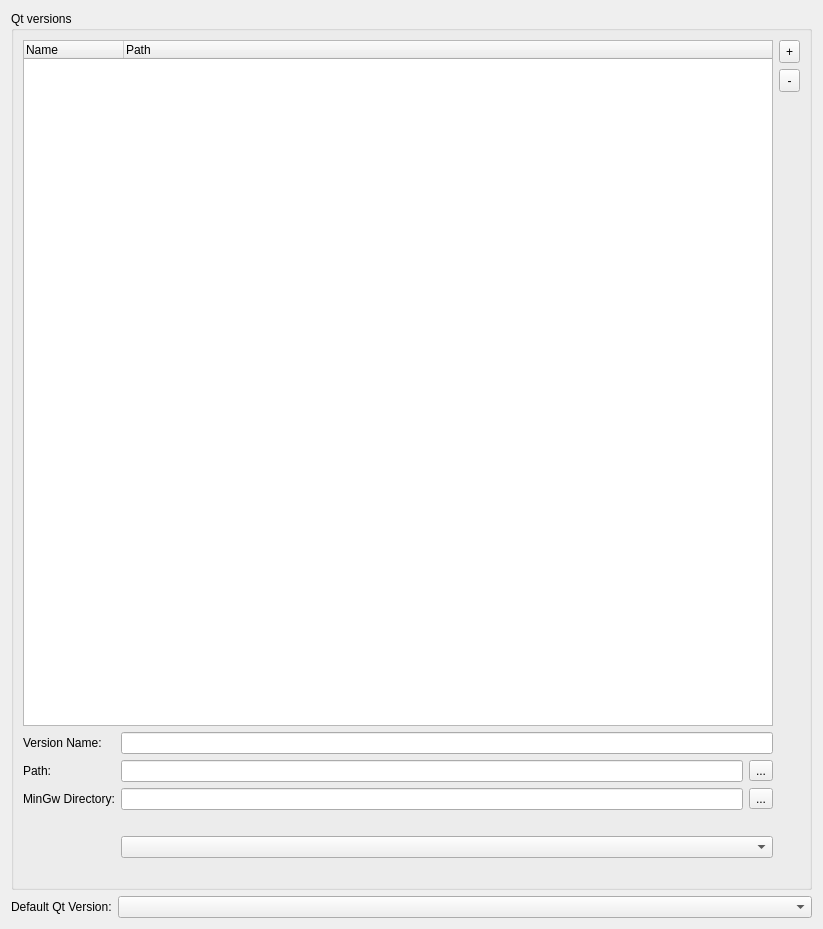
qt-creator/qt-creator, file src/plugins/qt4projectmanager/qtversionmanager.ui: the form before one commit.
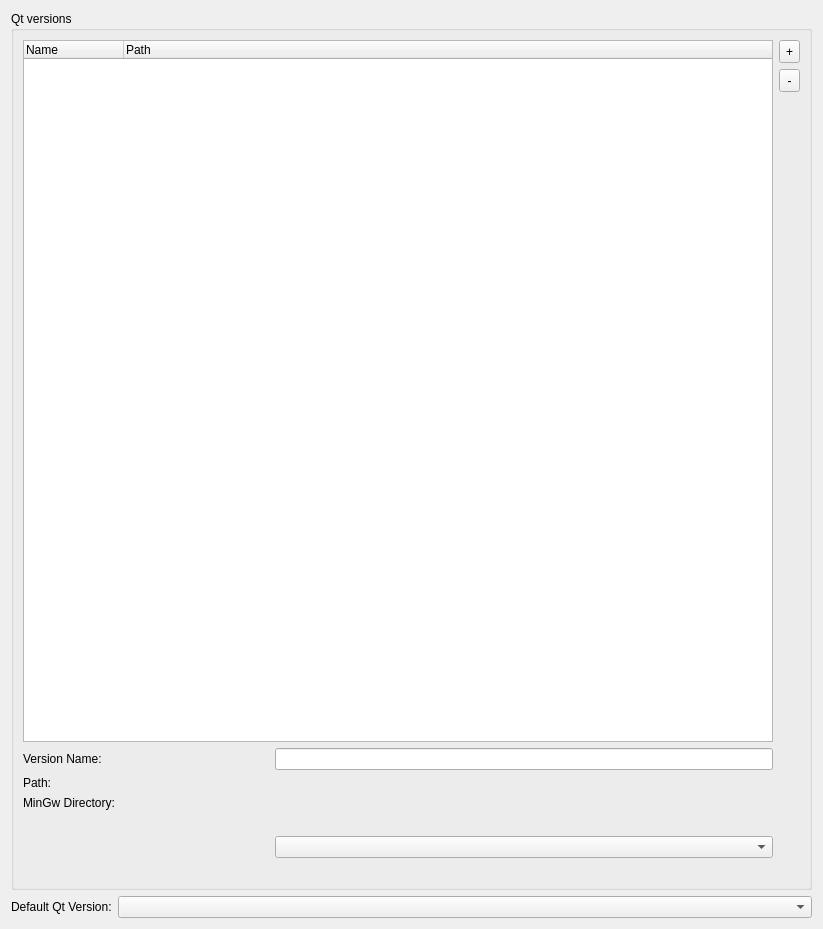
The form after the commit. Custom widgets are drawn as their Qt base class.

Commit message: PathChooser migration for Qt version config page

What changed in the file:
```diff
--- a/src/plugins/qt4projectmanager/qtversionmanager.ui
+++ b/src/plugins/qt4projectmanager/qtversionmanager.ui
@@ -109,16 +109,6 @@
         </property>
        </widget>
       </item>
-      <item row="2" column="1">
-       <widget class="QLineEdit" name="pathEdit"/>
-      </item>
-      <item row="2" column="2">
-       <widget class="QToolButton" name="browseButton">
-        <property name="text">
-         <string>...</string>
-        </property>
-       </widget>
-      </item>
       <item row="3" column="0">
        <widget class="QLabel" name="mingwLabel">
         <property name="text">
@@ -126,16 +116,6 @@
         </property>
        </widget>
       </item>
-      <item row="3" column="1">
-       <widget class="QLineEdit" name="mingwLineEdit"/>
-      </item>
-      <item row="3" column="2">
-       <widget class="QToolButton" name="mingwBrowseButton">
-        <property name="text">
-         <string>...</string>
-        </property>
-       </widget>
-      </item>
       <item row="4" column="0" colspan="3">
        <widget class="QLabel" name="msvcLabel">
         <property name="text">
@@ -153,6 +133,12 @@
       <item row="5" column="1" colspan="2">
        <widget class="QComboBox" name="msvcComboBox"/>
       </item>
+      <item row="2" column="1" colspan="2">
+       <widget class="Core::Utils::PathChooser" name="qtPath" native="true"/>
+      </item>
+      <item row="3" column="1" colspan="2">
+       <widget class="Core::Utils::PathChooser" name="mingwPath" native="true"/>
+      </item>
      </layout>
     </widget>
    </item>
@@ -179,6 +165,14 @@
    </item>
   </layout>
  </widget>
+ <customwidgets>
+  <customwidget>
+   <class>Core::Utils::PathChooser</class>
+   <extends>QWidget</extends>
+   <header location="global">utils/pathchooser.h</header>
+   <container>1</container>
+  </customwidget>
+ </customwidgets>
  <tabstops>
   <tabstop>qtdirList</tabstop>
   <tabstop>delButton</tabstop>
```
Left out of the diff: 24 changed lines with no effect on the pictures. The commit also changes 4 other files.
